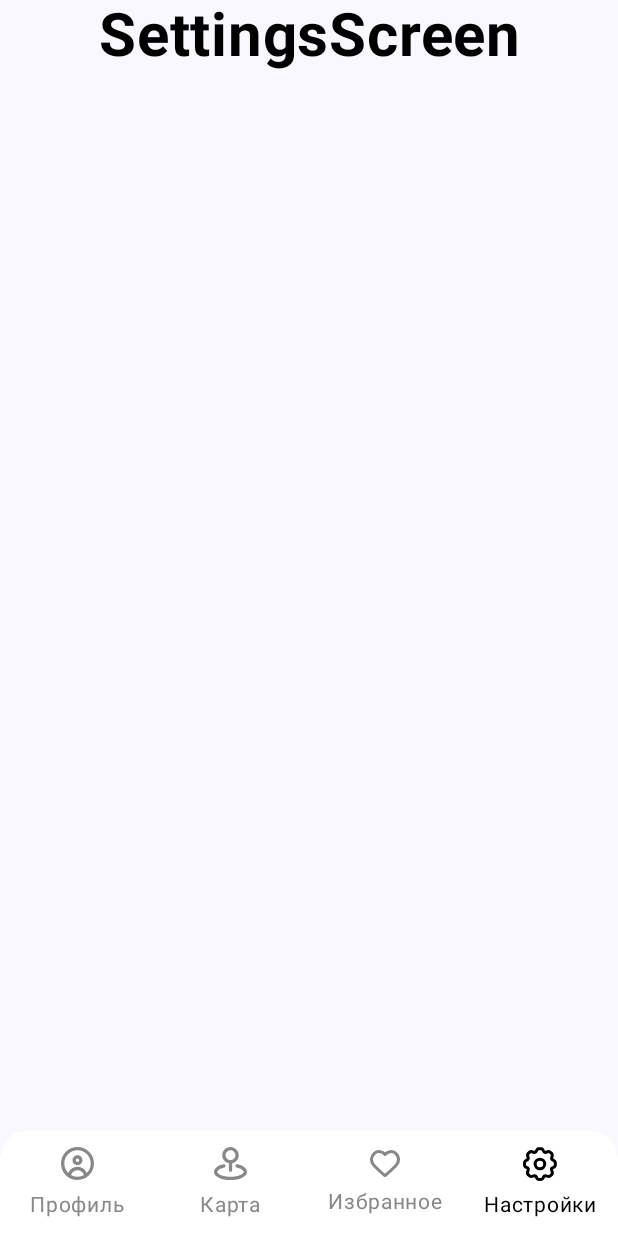
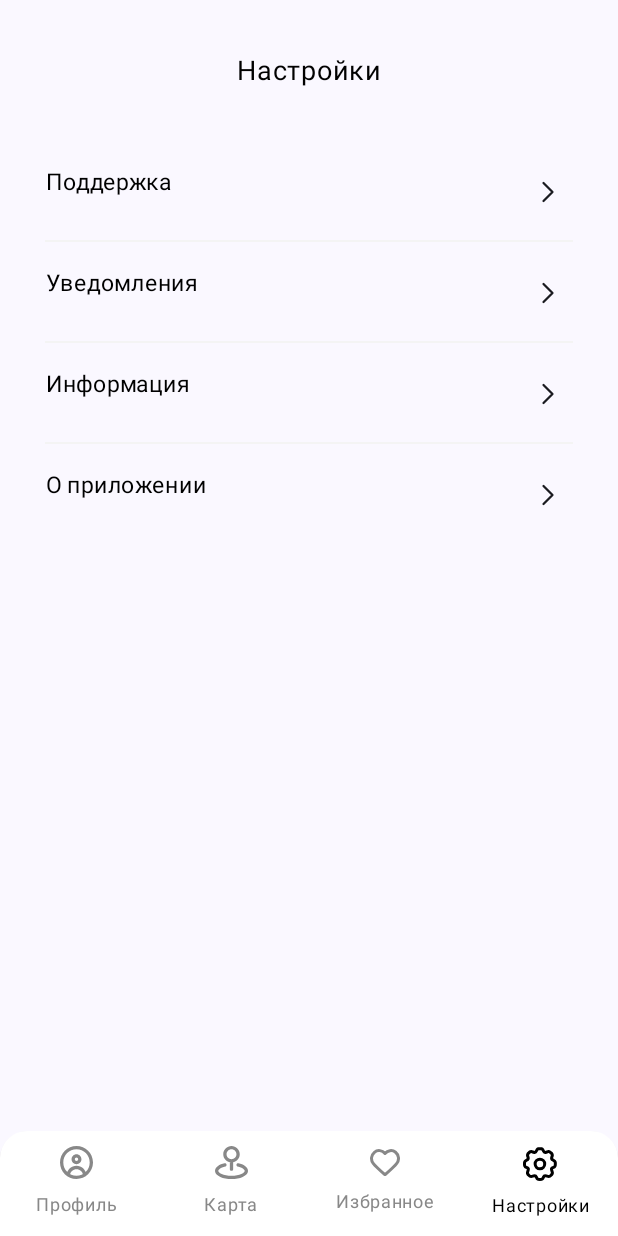
Before and after one commit to Kaz1deX/SmartParking, an Android app built with Jetpack Compose: the SettingsScreen screen opened through its navigation route, on a phone screen of 412 x 824 dp. Run offline under Robolectric (Android 15) with nearby library versions, the phone set to English and light mode, and no system bars.

Commit message:
Added UI Settings screen

```diff
--- a/app/src/main/java/com/example/smartparking/ui/navbar/BottomNavigationBar.kt
+++ b/app/src/main/java/com/example/smartparking/ui/navbar/BottomNavigationBar.kt
@@ -51,7 +51,7 @@ fun BottomNavigationBar(navController: NavController) {
                     label = {
                         Text(
                             text = item.title,
-                            fontSize = 14.sp,
+                            fontSize = 12.sp,
                             color = if (currentRoute == item.route) Color.Black else Color.Gray
                         )
                     },
--- a/app/src/main/java/com/example/smartparking/ui/screen/settings/SettingsScreen.kt
+++ b/app/src/main/java/com/example/smartparking/ui/screen/settings/SettingsScreen.kt
@@ -1,17 +1,34 @@
 package com.example.smartparking.ui.screen.settings
 
 import android.content.Context
+import androidx.compose.foundation.layout.Arrangement
 import androidx.compose.foundation.layout.Column
+import androidx.compose.foundation.layout.Row
+import androidx.compose.foundation.layout.Spacer
 import androidx.compose.foundation.layout.fillMaxSize
+import androidx.compose.foundation.layout.fillMaxWidth
+import androidx.compose.foundation.layout.height
+import androidx.compose.foundation.layout.padding
+import androidx.compose.foundation.layout.width
+import androidx.compose.material.icons.Icons
+import androidx.compose.material.icons.filled.ArrowForward
+import androidx.compose.material3.Divider
+import androidx.compose.material3.Icon
+import androidx.compose.material3.IconButton
 import androidx.compose.material3.Text
 import androidx.compose.runtime.Composable
 import androidx.compose.ui.Alignment
 import androidx.compose.ui.Modifier
 import androidx.compose.ui.graphics.Color
+import androidx.compose.ui.res.painterResource
+import androidx.compose.ui.text.font.FontStyle
 import androidx.compose.ui.text.font.FontWeight
 import androidx.compose.ui.text.style.TextAlign
+import androidx.compose.ui.unit.dp
 import androidx.compose.ui.unit.sp
 import androidx.navigation.NavHostController
+import com.example.smartparking.R
+import com.example.smartparking.ui.theme.DividerGrey
 
 @Composable
 fun SettingsScreen(navController: NavHostController, context: Context) {
@@ -20,11 +37,120 @@ fun SettingsScreen(navController: NavHostController, context: Context) {
         horizontalAlignment = Alignment.CenterHorizontally
     ) {
         Text(
-            text = "SettingsScreen",
-            fontWeight = FontWeight.Bold,
+            modifier = Modifier.
+                padding(top = 35.dp),
+            text = "Настройки",
             color = Color.Black,
-            fontSize = 40.sp,
+            fontSize = 18.sp,
             textAlign = TextAlign.Center
         )
+        Spacer(modifier = Modifier
+            .padding(top = 50.dp)
+        )
+        Row(
+            modifier = Modifier
+                .fillMaxWidth()
+                .padding(start = 30.dp, end = 30.dp),
+            horizontalArrangement = Arrangement.SpaceBetween
+        ) {
+            Text(
+                text = "Поддержка",
+                color = Color.Black,
+                fontSize = 15.sp,
+                textAlign = TextAlign.Center
+            )
+            IconButton(
+                modifier = Modifier
+                    .height(35.dp)
+                    .width(35.dp),
+                onClick = { /*TODO*/ }
+            ) {
+                Icon(painter = painterResource(id = R.drawable.buttonarrow), contentDescription = "")
+            }
+        }
+
+        Divider(modifier = Modifier
+            .padding(start = 30.dp, end = 30.dp, top = 15.dp, bottom = 15.dp),
+            thickness = 1.dp,
+            color = DividerGrey
+        )
+
+        Row(
+            modifier = Modifier
+                .fillMaxWidth()
+                .padding(start = 30.dp, end = 30.dp),
+            horizontalArrangement = Arrangement.SpaceBetween
+        ) {
+            Text(
+                text = "Уведомления",
+                color = Color.Black,
+                fontSize = 15.sp,
+                textAlign = TextAlign.Center
+            )
+            IconButton(
+                modifier = Modifier
+                    .height(35.dp)
+                    .width(35.dp),
+                onClick = { /*TODO*/ }
+            ) {
+                Icon(painter = painterResource(id = R.drawable.buttonarrow), contentDescription = "")
+            }
+        }
+
+        Divider(modifier = Modifier
+            .padding(start = 30.dp, end = 30.dp, top = 15.dp, bottom = 15.dp),
+            thickness = 1.dp,
+            color = DividerGrey
+        )
+
+        Row(
+            modifier = Modifier
+                .fillMaxWidth()
+                .padding(start = 30.dp, end = 30.dp),
+            horizontalArrangement = Arrangement.SpaceBetween
+        ) {
+            Text(
+                text = "Информация",
+                color = Color.Black,
+                fontSize = 15.sp,
+                textAlign = TextAlign.Center
+            )
+            IconButton(
+                modifier = Modifier
+                    .height(35.dp)
+                    .width(35.dp),
+                onClick = { /*TODO*/ }
+            ) {
+                Icon(painter = painterResource(id = R.drawable.buttonarrow), contentDescription = "")
+            }
+        }
+
+        Divider(modifier = Modifier
+            .padding(start = 30.dp, end = 30.dp, top = 15.dp, bottom = 15.dp),
+            thickness = 1.dp,
+            color = DividerGrey
+        )
+
+        Row(
+            modifier = Modifier
+                .fillMaxWidth()
+                .padding(start = 30.dp, end = 30.dp),
+            horizontalArrangement = Arrangement.SpaceBetween
+        ) {
+            Text(
+                text = "О приложении",
+                color = Color.Black,
+                fontSize = 15.sp,
+                textAlign = TextAlign.Center
+            )
+            IconButton(
+                modifier = Modifier
+                    .height(35.dp)
+                    .width(35.dp),
+                onClick = { /*TODO*/ }
+            ) {
+                Icon(painter = painterResource(id = R.drawable.buttonarrow), contentDescription = "")
+            }
+        }
     }
 }
--- a/app/src/main/java/com/example/smartparking/ui/theme/Color.kt
+++ b/app/src/main/java/com/example/smartparking/ui/theme/Color.kt
@@ -9,3 +9,5 @@ val Pink80 = Color(0xFFEFB8C8)
 val Purple40 = Color(0xFF6650a4)
 val PurpleGrey40 = Color(0xFF625b71)
 val Pink40 = Color(0xFF7D5260)
+
+val DividerGrey = Color(0xFFF4F4F4)
--- /dev/null
+++ b/app/src/main/res/drawable/buttonarrow.xml
@@ -0,0 +1,17 @@
+<vector xmlns:android="http://schemas.android.com/apk/res/android"
+    android:width="24dp"
+    android:height="24dp"
+    android:viewportWidth="24"
+    android:viewportHeight="24">
+  <group>
+    <clip-path
+        android:pathData="M0,0h24v24h-24z"/>
+    <path
+        android:pathData="M9,18L15,12L9,6"
+        android:strokeLineJoin="round"
+        android:strokeWidth="1.5"
+        android:fillColor="#00000000"
+        android:strokeColor="#7E848D"
+        android:strokeLineCap="round"/>
+  </group>
+</vector>
```
